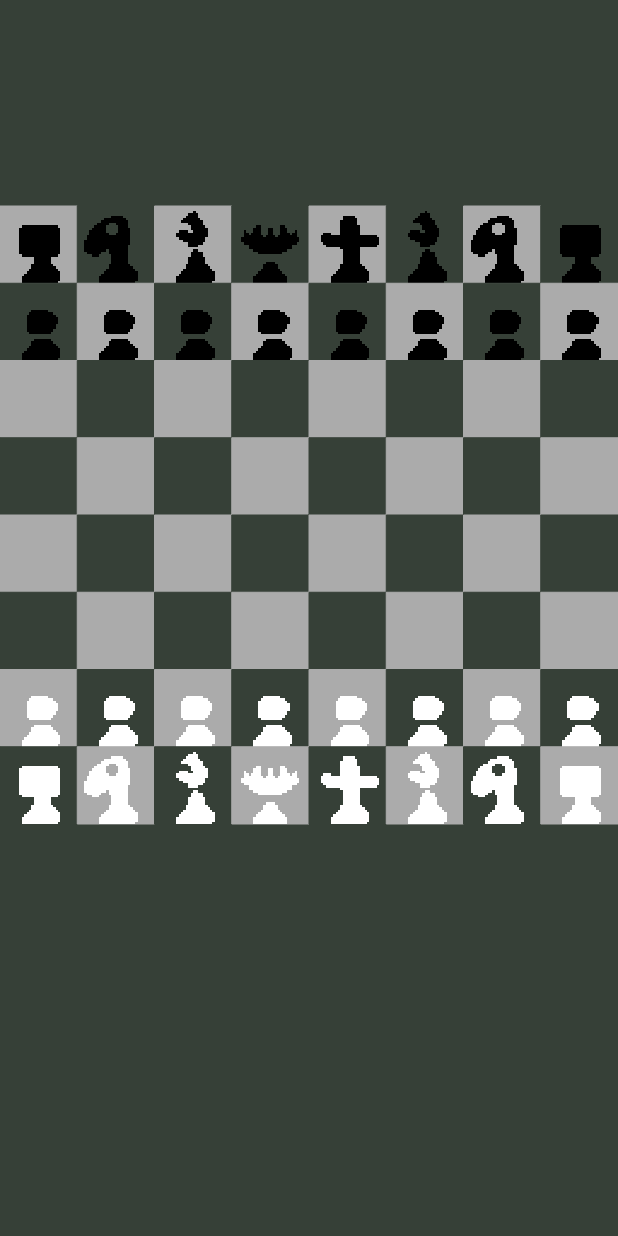
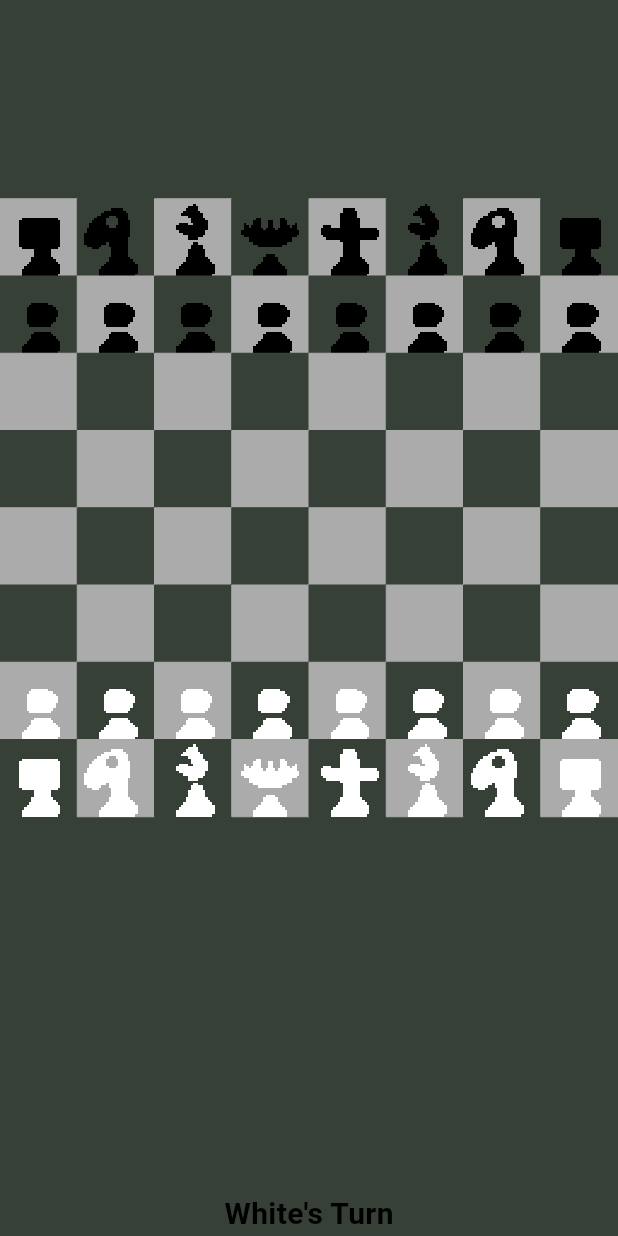
Before and after one commit to irv-me/chess_app_2c, a Flutter app: the screen it shows after launch, on a phone screen of 412 x 824 dp. Run offline on Flutter 3.47's test engine with Material 3 defaults, Android fonts, the phone set to English and light mode, and no system bars.

Commit message:
Some fixes and turn checking

```diff
--- a/lib/game_board.dart
+++ b/lib/game_board.dart
@@ -775,8 +775,8 @@ class _GameBoardState extends State<GameBoard> {
       board[7][7] = null;
       whiteKingMoved = true;
       whiteRookHMoved = true;
-      blackCastlingAAvailable = false;
-      blackCastlingHAvailable = false;
+      whiteCastlingAAvailable = false;
+      whiteCastlingHAvailable = false;
 
       whiteKingPosition = [7, 6];
       isWhiteTurn = false;
@@ -792,6 +792,8 @@ class _GameBoardState extends State<GameBoard> {
       board[0][0] = null;
       blackKingMoved = true;
       blackRookAMoved = true;
+      blackCastlingAAvailable = false; // Disable castling
+      blackCastlingHAvailable = false;
       blackKingPosition = [0, 2];
       isWhiteTurn = true;
     });
@@ -806,6 +808,8 @@ class _GameBoardState extends State<GameBoard> {
       board[0][7] = null;
       blackKingMoved = true;
       blackRookHMoved = true;
+      blackCastlingAAvailable = false; // Disable castling
+      blackCastlingHAvailable = false;
       blackKingPosition = [0, 6];
       isWhiteTurn = true;
     });
@@ -818,6 +822,19 @@ class _GameBoardState extends State<GameBoard> {
         backgroundColor: blackSquarecolor,
         body: Column(
           children: [
+            //GAME STATUS
+            checkStatus
+                ? SizedBox(
+                    width: 128, // Set the desired width
+                    height: 64, // Set the desired height
+                    child: Image.asset(
+                      'assets/images/check.png',
+                      filterQuality: FilterQuality.none,
+                      color: whitePiececolor,
+                      fit: BoxFit.contain, // Adjust the fit property as needed
+                    ),
+                  )
+                : Container(),
             //WHITE PIECES TAKEN
             Expanded(
                 child: GridView.builder(
@@ -830,6 +847,7 @@ class _GameBoardState extends State<GameBoard> {
                 isWhite: true,
               ),
             )),
+
             //perform castling buttons
             whiteCastlingAAvailable && isWhiteTurn ? GestureDetector(
               onTap: () {
@@ -892,6 +910,7 @@ class _GameBoardState extends State<GameBoard> {
               ),
             ) : Container(),
 
+
             //CHESS BOARD
             Expanded(
               flex: 4,
@@ -939,7 +958,21 @@ class _GameBoardState extends State<GameBoard> {
                 imagePath: blackPiecesTaken[index].imagePath,
                 isWhite: false,
               ),
-            )),
+
+             ),
+             ),
+            //Turn
+            if (isWhiteTurn) ... [
+              const Text(
+                'White\'s Turn',
+                style: TextStyle(color: Colors.black, fontSize: 20, fontWeight: FontWeight.bold),
+              ),
+            ] else ... [
+              const Text(
+                'Black\'s Turn',
+                style: TextStyle(color: Colors.black, fontSize: 20, fontWeight: FontWeight.bold),
+              ),
+            ],
           ],
         ));
   }
```
